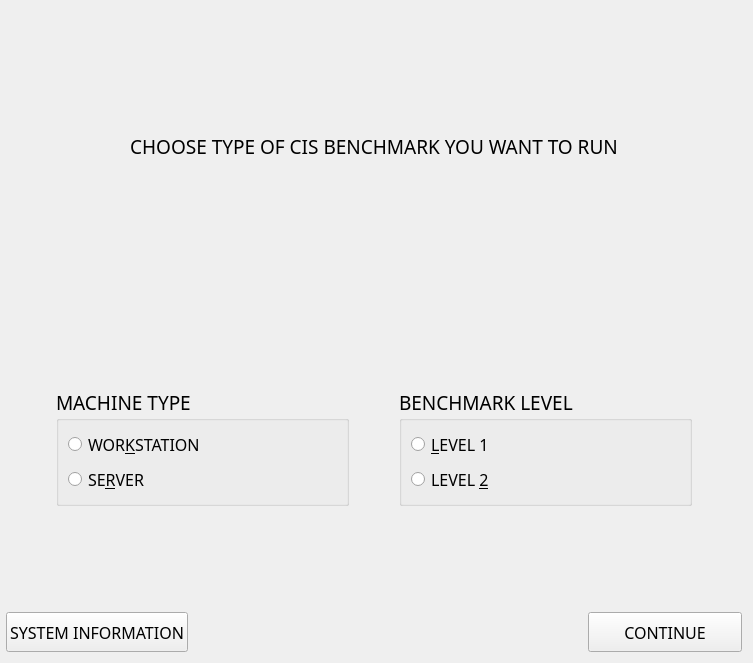
Above: new_audit_page.ui from h4636oh/EasyAudit_QT before the change. Below: the same form after it.
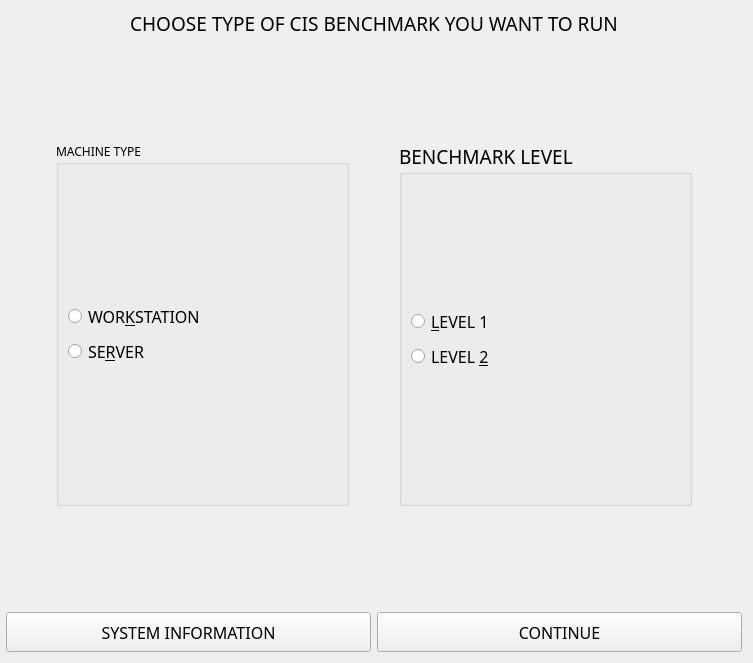
That is the form after the change.

```diff
--- a/new_audit_page.ui
+++ b/new_audit_page.ui
@@ -43,7 +43,7 @@
    <property name="leftMargin">
     <number>6</number>
    </property>
-   <item alignment="|Qt::AlignmentFlag::AlignVCenter">
+   <item>
     <widget class="QLabel" name="instruction_label">
      <property name="sizePolicy">
       <sizepolicy hsizetype="Fixed" vsizetype="Fixed">
@@ -116,8 +116,7 @@
       <widget class="QGroupBox" name="machine_type_box">
        <property name="font">
         <font>
-         <family>DM Mono</family>
-         <pointsize>14</pointsize>
+         <family>DM Mono Medium</family>
         </font>
        </property>
        <property name="title">
@@ -126,7 +125,7 @@
        <layout class="QVBoxLayout" name="verticalLayout_2">
         <item>
          <layout class="QVBoxLayout" name="machine_type_vlayout">
-          <item alignment="">
+          <item>
            <widget class="QRadioButton" name="workstation_btn">
             <property name="font">
              <font>
@@ -139,7 +138,7 @@
             </property>
            </widget>
           </item>
-          <item alignment="">
+          <item>
            <widget class="QRadioButton" name="server_btn">
             <property name="font">
              <font>
@@ -171,7 +170,7 @@
        <layout class="QVBoxLayout" name="verticalLayout_3">
         <item>
          <layout class="QVBoxLayout" name="benchmark_level_vlayout">
-          <item alignment="">
+          <item>
            <widget class="QRadioButton" name="level1_btn">
             <property name="font">
              <font>
@@ -184,7 +183,7 @@
             </property>
            </widget>
           </item>
-          <item alignment="">
+          <item>
            <widget class="QRadioButton" name="level2_btn">
             <property name="font">
              <font>
@@ -207,7 +206,7 @@
    <item>
     <layout class="QHBoxLayout" name="bar_bottom" stretch="0,0">
      <property name="spacing">
-      <number>400</number>
+      <number>6</number>
      </property>
      <property name="sizeConstraint">
       <enum>QLayout::SizeConstraint::SetFixedSize</enum>
```
